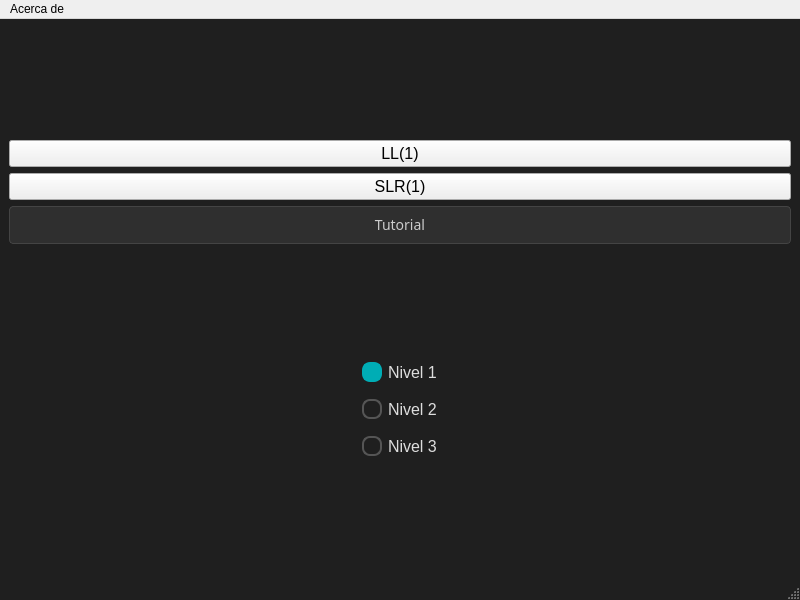
The window that mainwindow.ui (jose-rZM/SyntaxTutor) describes before a commit, drawn with Qt 5.
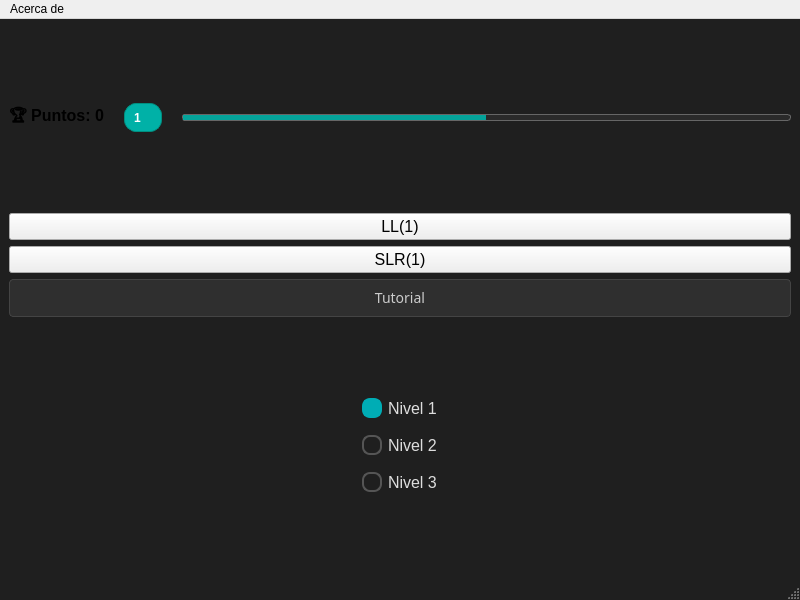
The same window after the commit. Icons and pictures are not drawn.

What changed in the file:
```diff
--- a/mainwindow.ui
+++ b/mainwindow.ui
@@ -32,6 +32,116 @@
   </property>
   <widget class="QWidget" name="centralwidget">
    <layout class="QVBoxLayout" name="verticalLayout_3">
+    <item>
+     <layout class="QHBoxLayout" name="horizontalLayoutGamification">
+      <property name="spacing">
+       <number>20</number>
+      </property>
+      <item>
+       <widget class="QLabel" name="labelScore">
+        <property name="font">
+         <font>
+          <pointsize>12</pointsize>
+          <bold>true</bold>
+         </font>
+        </property>
+        <property name="styleSheet">
+         <string notr="true">QLabel#badgeNivel {
+    min-width: 24px;
+    min-height: 24px;
+    padding: 0px;
+    font-weight: bold;
+    font-size: 12px;
+    background-color: #00B1A7;
+    color: white;
+    border-radius: 12px;
+    border: 1px solid #008F80;
+    /* pequeñas “sombras” internas para darle relieve */
+    box-shadow: inset 0 1px 1px rgba(0,0,0,0.3);
+    qproperty-alignment: 'AlignCenter';
+}</string>
+        </property>
+        <property name="text">
+         <string>🏆 Puntos: 0</string>
+        </property>
+       </widget>
+      </item>
+      <item>
+       <widget class="QLabel" name="badgeNivel">
+        <property name="minimumSize">
+         <size>
+          <width>38</width>
+          <height>26</height>
+         </size>
+        </property>
+        <property name="font">
+         <font>
+          <pointsize>-1</pointsize>
+          <bold>true</bold>
+         </font>
+        </property>
+        <property name="styleSheet">
+         <string notr="true">QLabel#badgeNivel {
+    /* Asegura tamaño mínimo cuadrado */
+    min-width: 24px;
+    min-height: 24px;
+    /* Centrado con algo de “aire” a los lados si el número crece */
+    padding: 0px 6px;
+    /* Tipografía más definida */
+    font-weight: bold;
+    font-size: 12px;
+    /* Color de fondo y texto */
+    background-color: #00B1A7;
+    color: white;
+    /* Radio = mitad de min-width/min-height para círculo perfecto */
+    border-radius: 12px;
+    /* Un borde ligeramente más oscuro para “levantar” el badge */
+    border: 1px solid #008F80;
+    /* Centrar el texto dentro del QLabel */
+    qproperty-alignment: 'AlignCenter';
+}
+</string>
+        </property>
+        <property name="text">
+         <string>1</string>
+        </property>
+       </widget>
+      </item>
+      <item>
+       <widget class="QProgressBar" name="progressBarNivel">
+        <property name="minimumSize">
+         <size>
+          <width>200</width>
+          <height>7</height>
+         </size>
+        </property>
+        <property name="styleSheet">
+         <string notr="true">QProgressBar {
+    background-color: #2A2A2A;   /* solo un pelín más claro que el fondo */
+    border: 1px solid #666666;    /* gris medio */
+    border-radius: 3px;
+    min-height: 5px;
+    max-height: 5px;
+    text-align: center;
+    color: transparent;
+}
+QProgressBar::chunk {
+    background-color: rgba(0, 177, 167, 0.9);
+    border-radius: 3px;
+    margin: 0px;
+}
+</string>
+        </property>
+        <property name="value">
+         <number>50</number>
+        </property>
+        <property name="textVisible">
+         <bool>false</bool>
+        </property>
+       </widget>
+      </item>
+     </layout>
+    </item>
     <item>
      <layout class="QVBoxLayout" name="verticalLayout">
       <item>
```
Left out of the diff: 2 changed lines with no effect on the pictures.
